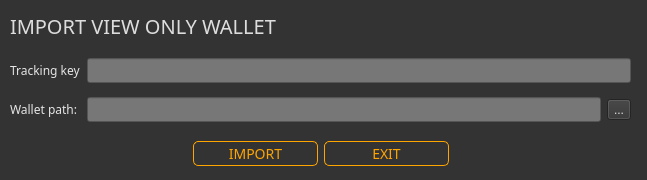
The window that src/gui/ui/importviewkey.ui (ConcealNetwork/conceal-desktop) describes before a commit, drawn with Qt 5.
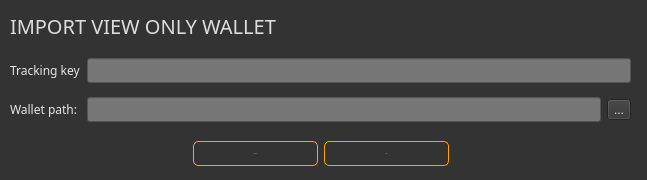
The same window after the commit.

Commit message: Remove fonts and font sizes in preparation for changing them programmatically

What changed in the file:
```diff
--- a/src/gui/ui/importviewkey.ui
+++ b/src/gui/ui/importviewkey.ui
@@ -145,8 +145,8 @@
 {
     color: orange; ;
     border: 1px solid orange;
-    font-size: 14px;
-    border-radius: 5px; font-family: 'Poppins';
+    
+    border-radius: 5px; 
 }
 
 QPushButton#m_okButton:hover
@@ -182,8 +182,8 @@
 {
     color: orange; ;
     border: 1px solid orange;
-    font-size: 14px;
-    border-radius: 5px; font-family: 'Poppins';
+    
+    border-radius: 5px; 
 }
 
 QPushButton#m_cancelButton:hover
```
Left out of the diff: 8 changed lines with no effect on the pictures. The commit also changes 16 other files.
